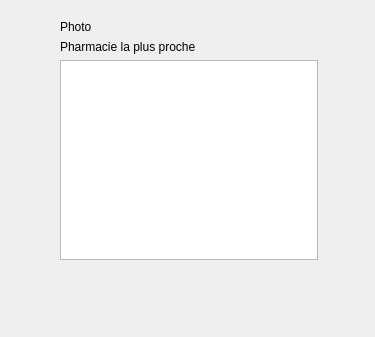
Before: the Qt Designer form ProjetsCPP/GeoStation_Projet/pharmaciemozaicwidget.ui in CALF75/FormationAJC, drawn with Qt 5.
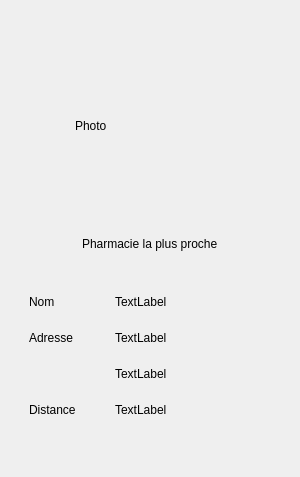
After: the same form once the commit is applied. Icons and pictures are not drawn. Custom widgets are drawn as their Qt base class.

The edit to the form file:
```diff
--- a/ProjetsCPP/GeoStation_Projet/pharmaciemozaicwidget.ui
+++ b/ProjetsCPP/GeoStation_Projet/pharmaciemozaicwidget.ui
@@ -6,48 +6,276 @@
    <rect>
     <x>0</x>
     <y>0</y>
-    <width>375</width>
-    <height>337</height>
+    <width>300</width>
+    <height>477</height>
    </rect>
   </property>
+  <property name="minimumSize">
+   <size>
+    <width>300</width>
+    <height>477</height>
+   </size>
+  </property>
   <property name="windowTitle">
    <string>Form</string>
   </property>
-  <widget class="QWidget" name="">
-   <property name="geometry">
-    <rect>
-     <x>60</x>
-     <y>20</y>
-     <width>258</width>
-     <height>240</height>
-    </rect>
-   </property>
-   <layout class="QGridLayout" name="gridLayout">
-    <item row="0" column="0">
-     <widget class="QLabel" name="label_photo">
-      <property name="text">
-       <string>Photo</string>
-      </property>
-     </widget>
-    </item>
-    <item row="1" column="0">
-     <widget class="QLabel" name="label">
-      <property name="text">
-       <string>Pharmacie la plus proche</string>
-      </property>
-     </widget>
-    </item>
-    <item row="2" column="0">
-     <widget class="tableauwidget" name="tableWidget"/>
-    </item>
-   </layout>
-  </widget>
+  <layout class="QVBoxLayout" name="verticalLayout_6">
+   <item>
+    <widget class="QWidget" name="widget_2" native="true">
+     <layout class="QHBoxLayout" name="horizontalLayout_6">
+      <item>
+       <widget class="WidgetStyleSheet" name="widget" native="true">
+        <layout class="QHBoxLayout" name="horizontalLayout_4">
+         <item>
+          <layout class="QVBoxLayout" name="verticalLayout_3">
+           <item>
+            <layout class="QHBoxLayout" name="horizontalLayout_3">
+             <item>
+              <spacer name="horizontalSpacer_4">
+               <property name="orientation">
+                <enum>Qt::Horizontal</enum>
+               </property>
+               <property name="sizeHint" stdset="0">
+                <size>
+                 <width>40</width>
+                 <height>20</height>
+                </size>
+               </property>
+              </spacer>
+             </item>
+             <item>
+              <widget class="QLabel" name="label_photo">
+               <property name="minimumSize">
+                <size>
+                 <width>150</width>
+                 <height>150</height>
+                </size>
+               </property>
+               <property name="maximumSize">
+                <size>
+                 <width>150</width>
+                 <height>150</height>
+                </size>
+               </property>
+               <property name="frameShadow">
+                <enum>QFrame::Raised</enum>
+               </property>
+               <property name="text">
+                <string>Photo</string>
+               </property>
+              </widget>
+             </item>
+             <item>
+              <spacer name="horizontalSpacer_5">
+               <property name="orientation">
+                <enum>Qt::Horizontal</enum>
+               </property>
+               <property name="sizeHint" stdset="0">
+                <size>
+                 <width>40</width>
+                 <height>20</height>
+                </size>
+               </property>
+              </spacer>
+             </item>
+            </layout>
+           </item>
+           <item>
+            <layout class="QHBoxLayout" name="horizontalLayout_2">
+             <item>
+              <spacer name="horizontalSpacer">
+               <property name="orientation">
+                <enum>Qt::Horizontal</enum>
+               </property>
+               <property name="sizeHint" stdset="0">
+                <size>
+                 <width>40</width>
+                 <height>20</height>
+                </size>
+               </property>
+              </spacer>
+             </item>
+             <item>
+              <widget class="QLabel" name="label">
+               <property name="maximumSize">
+                <size>
+                 <width>16777215</width>
+                 <height>30</height>
+                </size>
+               </property>
+               <property name="text">
+                <string>Pharmacie la plus proche</string>
+               </property>
+              </widget>
+             </item>
+             <item>
+              <spacer name="horizontalSpacer_2">
+               <property name="orientation">
+                <enum>Qt::Horizontal</enum>
+               </property>
+               <property name="sizeHint" stdset="0">
+                <size>
+                 <width>40</width>
+                 <height>20</height>
+                </size>
+               </property>
+              </spacer>
+             </item>
+            </layout>
+           </item>
+           <item>
+            <layout class="QHBoxLayout" name="horizontalLayout">
+             <item>
+              <layout class="QVBoxLayout" name="verticalLayout">
+               <item>
+                <widget class="QLabel" name="label_nom">
+                 <property name="maximumSize">
+                  <size>
+                   <width>80</width>
+                   <height>16777215</height>
+                  </size>
+                 </property>
+                 <property name="styleSheet">
+                  <string notr="true">background-color: url(none);
+border-color: rgba(255, 255, 255, 0);</string>
+                 </property>
+                 <property name="text">
+                  <string>Nom</string>
+                 </property>
+                </widget>
+               </item>
+               <item>
+                <widget class="QLabel" name="label_adresse">
+                 <property name="maximumSize">
+                  <size>
+                   <width>80</width>
+                   <height>16777215</height>
+                  </size>
+                 </property>
+                 <property name="styleSheet">
+                  <string notr="true">background-color: url(none);
+border-color: rgba(255, 255, 255, 0);</string>
+                 </property>
+                 <property name="text">
+                  <string>Adresse</string>
+                 </property>
+                </widget>
+               </item>
+               <item>
+                <widget class="QLabel" name="label_2">
+                 <property name="maximumSize">
+                  <size>
+                   <width>80</width>
+                   <height>30</height>
+                  </size>
+                 </property>
+                 <property name="styleSheet">
+                  <string notr="true">background-color: url(none);
+border-color: rgba(255, 255, 255, 0);</string>
+                 </property>
+                 <property name="text">
+                  <string/>
+                 </property>
+                </widget>
+               </item>
+               <item>
+                <widget class="QLabel" name="label_distance">
+                 <property name="maximumSize">
+                  <size>
+                   <width>80</width>
+                   <height>16777215</height>
+                  </size>
+                 </property>
+                 <property name="styleSheet">
+                  <string notr="true">background-color: url(none);
+border-color: rgba(255, 255, 255, 0);</string>
+                 </property>
+                 <property name="text">
+                  <string>Distance</string>
+                 </property>
+                </widget>
+               </item>
+              </layout>
+             </item>
+             <item>
+              <layout class="QVBoxLayout" name="verticalLayout_2">
+               <item>
+                <widget class="LabelDyn" name="label_nom2">
+                 <property name="maximumSize">
+                  <size>
+                   <width>16777215</width>
+                   <height>30</height>
+                  </size>
+                 </property>
+                 <property name="text">
+                  <string>TextLabel</string>
+                 </property>
+                </widget>
+               </item>
+               <item>
+                <widget class="LabelDyn" name="label_adresse2">
+                 <property name="maximumSize">
+                  <size>
+                   <width>16777215</width>
+                   <height>30</height>
+                  </size>
+                 </property>
+                 <property name="text">
+                  <string>TextLabel</string>
+                 </property>
+                </widget>
+               </item>
+               <item>
+                <widget class="LabelDyn" name="label_codePostal">
+                 <property name="maximumSize">
+                  <size>
+                   <width>16777215</width>
+                   <height>30</height>
+                  </size>
+                 </property>
+                 <property name="text">
+                  <string>TextLabel</string>
+                 </property>
+                </widget>
+               </item>
+               <item>
+                <widget class="LabelDyn" name="label_distance_2">
+                 <property name="maximumSize">
+                  <size>
+                   <width>16777215</width>
+                   <height>30</height>
+                  </size>
+                 </property>
+                 <property name="text">
+                  <string>TextLabel</string>
+                 </property>
+                </widget>
+               </item>
+              </layout>
+             </item>
+            </layout>
+           </item>
+          </layout>
+         </item>
+        </layout>
+       </widget>
+      </item>
+     </layout>
+    </widget>
+   </item>
+  </layout>
  </widget>
  <customwidgets>
   <customwidget>
-   <class>tableauwidget</class>
-   <extends>QTableWidget</extends>
-   <header>tableauwidget.h</header>
+   <class>LabelDyn</class>
+   <extends>QLabel</extends>
+   <header>labeldyn.h</header>
+  </customwidget>
+  <customwidget>
+   <class>WidgetStyleSheet</class>
+   <extends>QWidget</extends>
+   <header>widgetstylesheet.h</header>
+   <container>1</container>
   </customwidget>
  </customwidgets>
  <resources/>
```
